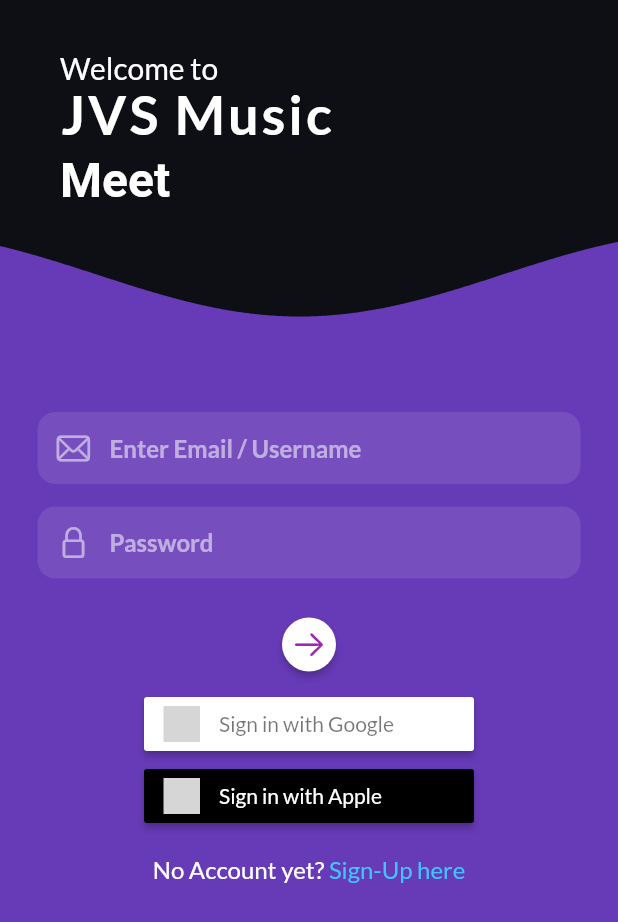
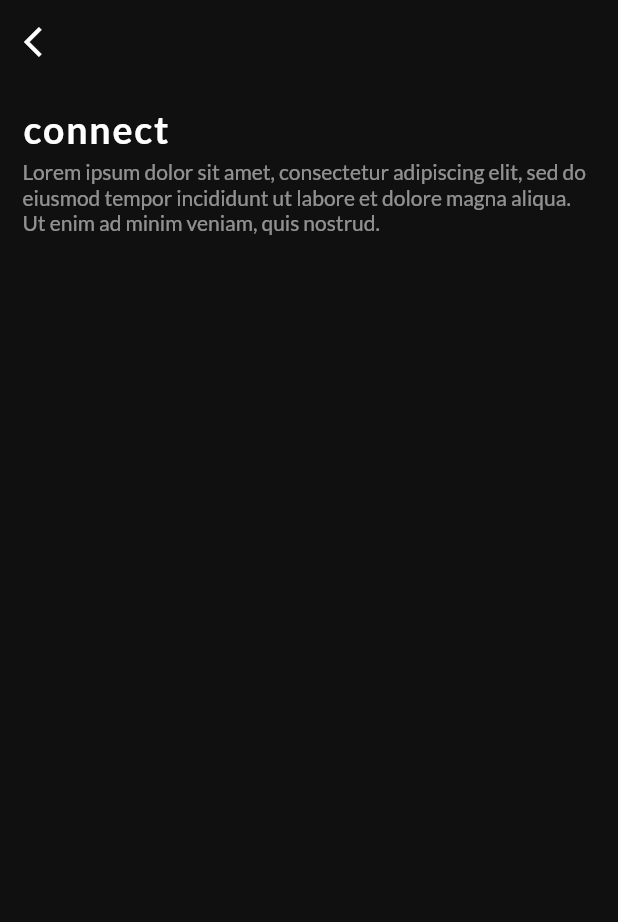
Before and after one commit to papafffranku/Juke-App, a Flutter app: the screen it shows after launch, on a phone screen of 412 x 824 dp. Shown: the top 922 px of the screen. Run offline on Flutter 3.47's test engine with Material 2 defaults, Android fonts, the light colour scheme and no system bars; drawn by our look-alikes of animated_text_kit; our stand-ins replace carousel_slider, cloud_firestore, file_picker, firebase_auth, firebase_core, firebase_storage and 10 more; missing offline and left inert: audio_session, colorful_safe_area; accounts and stored records are empty; grey boxes are pictures that could not be loaded.

Commit message:
added connect
- adjustments to Home
- added connect page

```diff
--- a/lib/main.dart
+++ b/lib/main.dart
@@ -12,6 +12,7 @@ import 'package:lessgoo/pages/community/communityPage.dart';
 
 import 'package:lessgoo/pages/explore/explore.dart';
 import 'package:lessgoo/pages/album/view_album.dart';
+import 'package:lessgoo/pages/home/page_routes/artist_connect.dart';
 import 'package:lessgoo/pages/home/page_routes/release_feed.dart';
 import 'package:lessgoo/pages/library/library_landing.dart';
 import 'package:lessgoo/Hello.dart';
@@ -39,17 +40,17 @@ Future<void> main() async {
       accentColor: Color(0xff57cfdc),
       fontFamily: GoogleFonts.lato().fontFamily,
     ),
-    initialRoute: '/ok',
+    initialRoute: '/connect',
     routes: {
       '/ok': (context) => Hello(),
       '/Pro': (context) => abc(),
       '/display': (context) => Display(),
-      '/explore': (context) => LibraryPage(),
+      '/connect': (context) => ArtistConnect(),
       '/persist': (context) => Persist(),
       '/new': (context) => NewDetail(),
       '/success': (context) => SuccessUpload(),
       '/anime': (context) => anime(),
-      '/feed': (context) => ReleaseFeed(),
+      '/library': (context) => LibraryPage(),
       '/profile': (context) => ProfilePage(),
       '/community': (context) => communityPage(),
     },
--- /dev/null
+++ b/lib/pages/home/page_routes/artist_connect.dart
@@ -0,0 +1,64 @@
+import 'package:flutter/cupertino.dart';
+import 'package:flutter/material.dart';
+
+class ArtistConnect extends StatefulWidget {
+  const ArtistConnect({Key? key}) : super(key: key);
+
+  @override
+  _ArtistConnectState createState() => _ArtistConnectState();
+}
+
+class _ArtistConnectState extends State<ArtistConnect> {
+  @override
+  Widget build(BuildContext context) {
+    return Scaffold(
+      backgroundColor: Theme.of(context).backgroundColor,
+      appBar: AppBar(
+        automaticallyImplyLeading: false,
+        elevation: 0,
+        leading: IconButton(
+            onPressed: () {
+              Navigator.pop(context);
+            },
+            icon: Icon(Icons.arrow_back_ios)),
+      ),
+      body: SingleChildScrollView(
+        child: Column(
+          children: [
+            SizedBox(height: 15),
+            Row(
+              mainAxisAlignment: MainAxisAlignment.start,
+              children: [
+                Padding(
+                  padding: const EdgeInsets.symmetric(horizontal: 15.0),
+                  child: Container(
+                    width: MediaQuery.of(context).size.width - 30,
+                    child: Column(
+                      crossAxisAlignment: CrossAxisAlignment.start,
+                      children: [
+                        Text(
+                          'connect',
+                          style: TextStyle(
+                              letterSpacing: 1.2,
+                              color: Colors.white,
+                              fontSize: 25,
+                              fontWeight: FontWeight.bold),
+                        ),
+                        SizedBox(height: 5),
+                        Text(
+                          'Lorem ipsum dolor sit amet, consectetur adipiscing elit, sed do eiusmod tempor incididunt ut labore et dolore magna aliqua. Ut enim ad minim veniam, quis nostrud.',
+                          style: TextStyle(color: Colors.white54),
+                        )
+                      ],
+                    ),
+                  ),
+                ),
+              ],
+            ),
+            SizedBox(height: 15),
+          ],
+        ),
+      ),
+    );
+  }
+}
--- a/lib/pages/library/library_landing.dart
+++ b/lib/pages/library/library_landing.dart
@@ -27,7 +27,7 @@ class _LibraryPageState extends State<LibraryPage> {
         appBar: AppBar(
             leading: Icon(Icons.arrow_back_ios_sharp),
             backgroundColor: Colors.black,
-            elevation: 5.0),
+            elevation: 2.0),
         body: SafeArea(
           child: SingleChildScrollView(
             child: Container(
```
Also changed, not shown: lib/pages/home/home.dart (+43 -31 lines), lib/pages/home/page_routes/release_feed.dart (+8 -9 lines), lib/pages/player/player.dart (+4 -7 lines).
